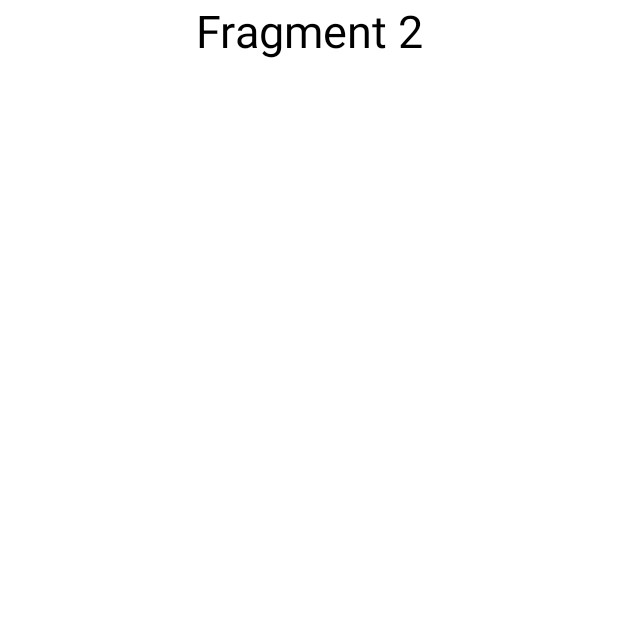
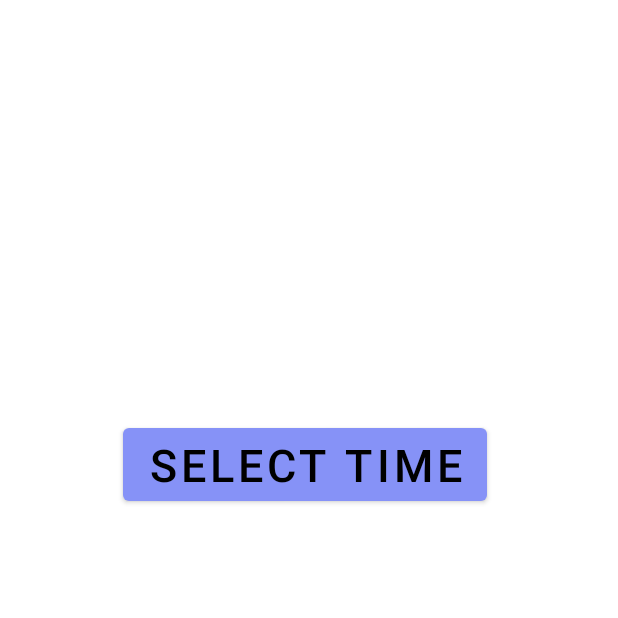
Before and after one commit to ZeroMortalZen/StressFree-App, an Android app: the fragment BedTimeFragment shown on its own in the app's theme, on a phone screen of 412 x 824 dp, the top half of it. Run offline under Robolectric (Android 15) with nearby library versions, the phone set to English and light mode, and no system bars.

Commit message:
v0.5.2
-bugfixes

```diff
--- a/app/src/main/java/com/linx/stress_free_app/BedTimeFragment.java
+++ b/app/src/main/java/com/linx/stress_free_app/BedTimeFragment.java
@@ -1,5 +1,6 @@
 package com.linx.stress_free_app;
 
+import android.app.TimePickerDialog;
 import android.os.Bundle;
 
 import androidx.fragment.app.Fragment;
@@ -7,17 +8,51 @@ import androidx.fragment.app.Fragment;
 import android.view.LayoutInflater;
 import android.view.View;
 import android.view.ViewGroup;
+import android.widget.Button;
+import android.widget.TimePicker;
+
+import java.util.Locale;
 
 
 public class BedTimeFragment extends Fragment {
 
    View view;
+   Button timeButton;
+   int hour, minute;
 
     @Override
     public View onCreateView(LayoutInflater inflater, ViewGroup container,
                              Bundle savedInstanceState) {
         // Inflate the layout for this fragment
+
         view=inflater.inflate(R.layout.fragment_bed_time, container, false);
+        timeButton=(Button)view.findViewById(R.id.timebutton);
+
+        timeButton.setOnClickListener(new View.OnClickListener() {
+            @Override
+            public void onClick(View view) {
+                TimePickerDialog.OnTimeSetListener onTimeSetListener = new TimePickerDialog.OnTimeSetListener() {
+                    @Override
+                    public void onTimeSet(TimePicker timePicker, int selectedHour, int selectedMinute) {
+                        hour = selectedHour;
+                        minute = selectedMinute;
+                        timeButton.setText(String.format(Locale.getDefault(),"%02d:%02d",hour,minute));
+
+                    }
+                };
+                TimePickerDialog timePickerDialog = new TimePickerDialog(getActivity(), onTimeSetListener,hour,minute,true);
+                timePickerDialog.setTitle("Select Time");
+                timePickerDialog.show();
+            }
+        });
+
+
+
+
+
         return view;
     }
+
+
+
 }
--- a/app/src/main/java/com/linx/stress_free_app/MoodSurveyActivity.java
+++ b/app/src/main/java/com/linx/stress_free_app/MoodSurveyActivity.java
@@ -42,6 +42,9 @@ public class MoodSurveyActivity extends AppCompatActivity {
         secondFragmentBtn.setVisibility(View.GONE);
 
 
+
+
+
         progressBar =findViewById(R.id.progressBar);
         textView = findViewById(R.id.text_view);
 
@@ -58,6 +61,7 @@ public class MoodSurveyActivity extends AppCompatActivity {
           @Override
           public void onClick(View view) {
               replaceFragment(new PainFragment());
+              firstFragmentBtn.setVisibility(View.GONE);
 
           }
       });
--- a/app/src/main/res/layout/fragment_bed_time.xml
+++ b/app/src/main/res/layout/fragment_bed_time.xml
@@ -1,17 +1,25 @@
 <?xml version="1.0" encoding="utf-8"?>
-<FrameLayout xmlns:android="http://schemas.android.com/apk/res/android"
+<RelativeLayout xmlns:android="http://schemas.android.com/apk/res/android"
     xmlns:tools="http://schemas.android.com/tools"
     android:layout_width="match_parent"
     android:layout_height="match_parent"
     tools:context=".BedTimeFragment">
 
     <!-- TODO: Update blank fragment layout -->
-    <TextView
-        android:layout_width="match_parent"
-        android:layout_height="match_parent"
-        android:text="Fragment 2"
+    <Button
+        android:id="@+id/timebutton"
+        android:layout_width="wrap_content"
+        android:layout_height="wrap_content"
+        android:layout_alignParentStart="true"
+        android:layout_alignParentTop="true"
+        android:layout_alignParentEnd="true"
+        android:layout_centerHorizontal="true"
+        android:layout_marginStart="82dp"
+        android:layout_marginTop="279dp"
+        android:layout_marginEnd="87dp"
+        android:text="select Time"
         android:textAlignment="center"
         android:textColor="@color/black"
         android:textSize="30dp" />
 
-</FrameLayout>
+</RelativeLayout>
--- a/app/src/main/res/layout/fragment_pain.xml
+++ b/app/src/main/res/layout/fragment_pain.xml
@@ -67,7 +67,7 @@
         android:layout_centerHorizontal="true"
         android:layout_marginBottom="109dp"
         android:background="@drawable/white_background"
-        android:text="1"
+        android:text="0"
         android:textAlignment="center"
         android:textSize="60sp" />
 
```
Also changed, not shown: app/src/main/java/com/linx/stress_free_app/PainFragment.java (+9 -0 lines).
